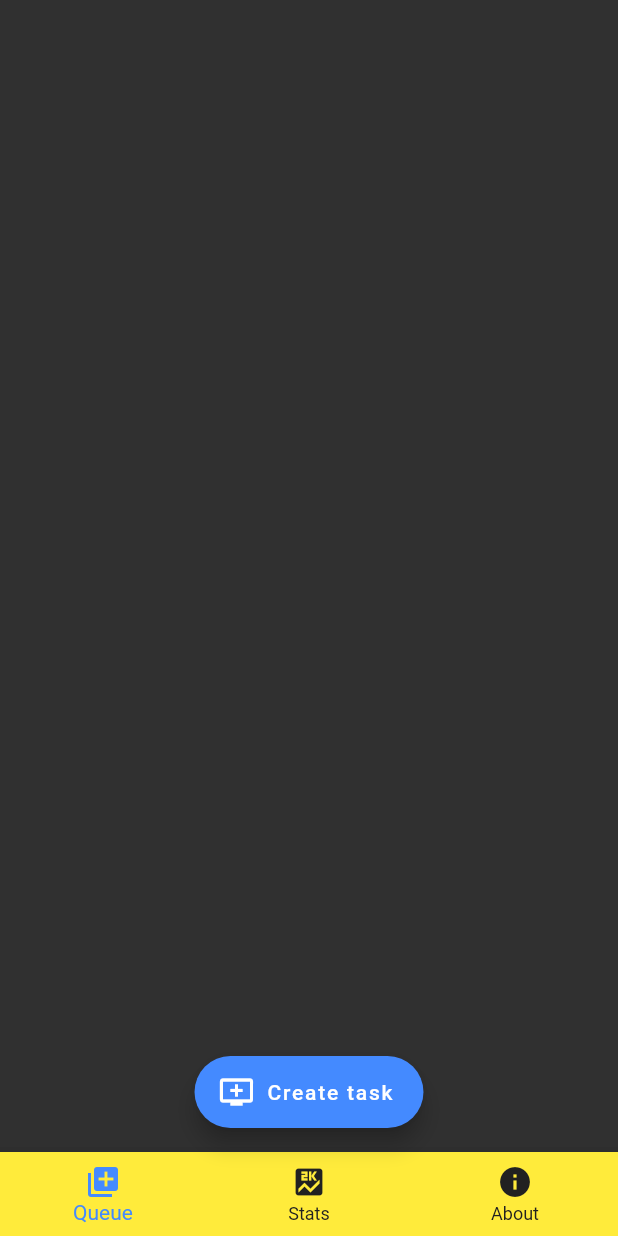
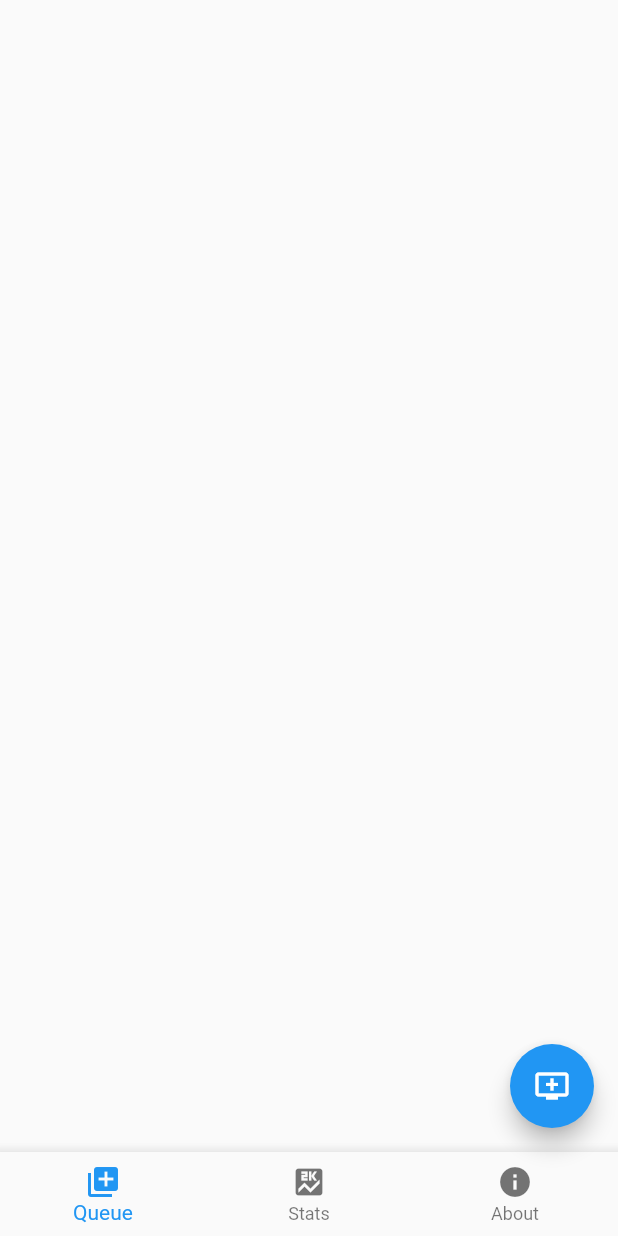
Before and after one commit to mattmaniak/queuetodo, a Flutter app: the screen it shows after launch, on a phone screen of 412 x 824 dp. Run offline on Flutter 3.47's test engine with Material 2 defaults, Android fonts, the phone set to English and light mode, and no system bars.

Commit message:
Disabled theme.

```diff
--- a/lib/about.dart
+++ b/lib/about.dart
@@ -3,8 +3,8 @@ import 'package:flutter/material.dart';
 class About extends StatelessWidget {
   @override
   Widget build(BuildContext context) {
-    return Container(
-      color: Colors.red,
+    return Center(
+      child: Text('About'),
     );
   }
 }
--- a/lib/app.dart
+++ b/lib/app.dart
@@ -23,12 +23,12 @@ class _AppState extends State<App> {
       child: Scaffold(
         body: _tabs[_tabIndex],
         floatingActionButton: _floatingButton,
-        floatingActionButtonLocation: FloatingActionButtonLocation.centerFloat,
+        floatingActionButtonLocation: FloatingActionButtonLocation.endFloat,
         bottomNavigationBar: BottomAppBar(
           child: BottomNavigationBar(
-            backgroundColor: Theme.of(context).primaryColor,
-            selectedItemColor: Theme.of(context).accentColor,
-            unselectedItemColor: Theme.of(context).iconTheme.color,
+            // backgroundColor: Theme.of(context).primaryColor,
+            // selectedItemColor: Theme.of(context).accentColor,
+            // unselectedItemColor: Theme.of(context).iconTheme.color,
             currentIndex: _tabIndex,
             items: [
               BottomNavigationBarItem(
@@ -44,12 +44,7 @@ class _AppState extends State<App> {
                 title: Text('About'),
               ),
             ],
-            onTap: (index) {
-              setState(() {
-                _tabIndex = index;
-                debugPrint(index.toString());
-              });
-            },
+            onTap: _switchTab,
           ),
         ),
       ),
@@ -58,9 +53,9 @@ class _AppState extends State<App> {
 
   Widget get _floatingButton {
     if (_tabIndex == 0) {
-      return FloatingActionButton.extended(
-        icon: Icon(Icons.add_to_queue),
-        label: Text('Create task'),
+      return FloatingActionButton(
+        child: Icon(Icons.add_to_queue),
+        tooltip: 'Create task',
         onPressed: _createTask,
       );
     }
@@ -95,4 +90,10 @@ class _AppState extends State<App> {
       }
     }
   }
+
+  void _switchTab(int index) {
+    setState(() {
+      _tabIndex = index;
+    });
+  }
 }
--- a/lib/main.dart
+++ b/lib/main.dart
@@ -6,7 +6,7 @@ import 'theme.dart';
 void main() {
   runApp(
     MaterialApp(
-      theme: theme,
+      // theme: theme,
       title: 'QueueToDo',
       home: App(),
     ),
--- a/lib/queue.dart
+++ b/lib/queue.dart
@@ -12,10 +12,8 @@ class Queue extends StatefulWidget {
 class _QueueState extends State<Queue> {
   @override
   Widget build(BuildContext context) {
-    return Container(
-      child: ListView(
-        children: widget.tasks.toList(),
-      ),
+    return ListView(
+      children: widget.tasks.toList(),
     );
   }
 }
--- a/lib/stats.dart
+++ b/lib/stats.dart
@@ -3,8 +3,8 @@ import 'package:flutter/material.dart';
 class Stats extends StatelessWidget {
   @override
   Widget build(BuildContext context) {
-    return Container(
-      color: Colors.green,
+    return Center(
+      child: Text('Stats'),
     );
   }
 }
--- a/lib/theme.dart
+++ b/lib/theme.dart
@@ -5,7 +5,7 @@ ThemeData get theme {
     primaryColor: Color(0xffffeb3b),
     primaryColorLight: Color(0xfffff9c4),
     primaryColorDark: Color(0xfffbc02d),
-    brightness: Brightness.dark,
+    brightness: Brightness.light,
     accentColor: Color(0xff448aff),
     accentColorBrightness: Brightness.light,
     buttonColor: Color(0xff448aff),
@@ -14,5 +14,6 @@ ThemeData get theme {
     iconTheme: IconThemeData(
       color: Color(0xff212121),
     ),
+    // textTheme: TextTheme()
   );
 }
```
Also changed, not shown: lib/task.dart (+18 -11 lines).
